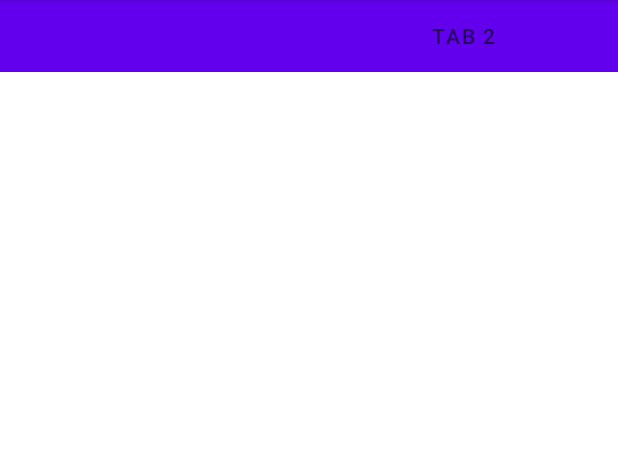
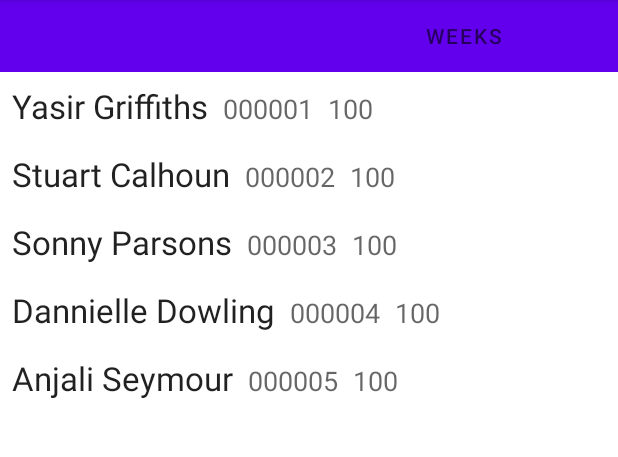
Before and after one commit to CullieM/KIT305-Android, an Android app: the screen it shows after launch (MainActivity2), after a tap on "ACTIVITY 2", on a phone screen of 412 x 824 dp, the part 89-546 px from its top. Run offline under Robolectric (Android 15) with nearby library versions, the phone set to English and light mode, and no system bars; our stand-ins replace Firebase (no records; nobody signed in at launch, a user with empty details on screens opened directly).

Commit message:
Recycler Views

```diff
--- a/Project/app/src/main/java/au/edu/utas/kit305/tutorial05/MainActivity.kt
+++ b/Project/app/src/main/java/au/edu/utas/kit305/tutorial05/MainActivity.kt
@@ -37,26 +37,6 @@ class MainActivity : AppCompatActivity()
         //vertical list
         ui.myList.layoutManager = LinearLayoutManager(this)
         val db = Firebase.firestore
-
-        /*
-        val lotr = Movie(
-            title = "Lord of the Rings: Fellowship of the Ring",
-            year = 2001,
-            duration = 9001F
-        )
-
-        moviesCollection
-            .add(lotr)
-            .addOnSuccessListener {
-                Log.d(FIREBASE_TAG, "Document created with id ${it.id}")
-                lotr.id = it.id
-            }
-            .addOnFailureListener {
-                Log.e(FIREBASE_TAG, "Error writing document", it)
-            }
-
-         */
-        //get all movies
         var moviesCollection = db.collection("movies")
 
         ui.lblMovieCount.text = "Loading..."
--- a/Project/app/src/main/java/au/edu/utas/kit305/tutorial05/Student.kt
+++ b/Project/app/src/main/java/au/edu/utas/kit305/tutorial05/Student.kt
@@ -1,7 +1,7 @@
 package au.edu.utas.kit305.tutorial05
 
 class Student (
-    var student_id : Int? = null,
+    var student_id : String? = null,
 
     var full_name : String? = null,
     var overall_mark: Int? = null
--- a/Project/app/src/main/java/au/edu/utas/kit305/tutorial05/StudentFragment.kt
+++ b/Project/app/src/main/java/au/edu/utas/kit305/tutorial05/StudentFragment.kt
@@ -5,19 +5,56 @@ import android.view.LayoutInflater
 import android.view.View
 import android.view.ViewGroup
 import androidx.fragment.app.Fragment
+import androidx.recyclerview.widget.LinearLayoutManager
+import androidx.recyclerview.widget.RecyclerView
 import au.edu.utas.kit305.tutorial05.databinding.FragmentStudentBinding
+import au.edu.utas.kit305.tutorial05.databinding.StudentListItemBinding
 import com.google.firebase.firestore.ktx.firestore
 import com.google.firebase.ktx.Firebase
 
 class StudentFragment : Fragment() {
+    val students = mutableListOf<Student>(
+        Student(full_name = "Yasir Griffiths", student_id = "000001", overall_mark = 100),
+        Student(full_name = "Stuart Calhoun", student_id = "000002", overall_mark = 100),
+        Student(full_name = "Sonny Parsons", student_id = "000003", overall_mark = 100),
+        Student(full_name = "Dannielle Dowling", student_id = "000004", overall_mark = 100),
+        Student(full_name = "Anjali Seymour", student_id = "000005", overall_mark = 100)
+    )
     override fun onCreateView(
         inflater: LayoutInflater,
         container: ViewGroup?,
         savedInstanceState: Bundle?
     ): View? {
         var inflatedView = FragmentStudentBinding.inflate(layoutInflater, container, false)
+
+        //db setup
         val db = Firebase.firestore
         var studentCollection = db.collection("students")
+
+
+        inflatedView.myList.adapter = StudentAdapter(students)
+        inflatedView.myList.layoutManager = LinearLayoutManager(context!!)
         return inflatedView.root
     }
+
+    inner class StudentHolder(var ui: StudentListItemBinding) : RecyclerView.ViewHolder(ui.root) {}
+
+    inner class StudentAdapter(private val students: MutableList<Student>) : RecyclerView.Adapter<StudentHolder>() {
+        //Inflates a new row, and wraps it in a new ViewHolder
+        override fun onCreateViewHolder(parent: ViewGroup, viewType: Int): StudentHolder {
+            val ui = StudentListItemBinding.inflate(layoutInflater, parent, false)
+            return StudentHolder(ui)
+        }
+        //Returns the size of the array
+        override fun getItemCount(): Int {
+            return students.size
+        }
+        //Populates each row
+        override fun onBindViewHolder(holder: StudentHolder, position: Int) {
+            val student = students[position]
+            holder.ui.txtName.text = student.full_name
+            holder.ui.txtStudentID.text = student.student_id
+            holder.ui.txtOverallMark.text = student.overall_mark.toString()
+        }
+    }
 }
--- a/Project/app/src/main/java/au/edu/utas/kit305/tutorial05/WeeksFragment.kt
+++ b/Project/app/src/main/java/au/edu/utas/kit305/tutorial05/WeeksFragment.kt
@@ -5,20 +5,58 @@ import android.view.LayoutInflater
 import android.view.View
 import android.view.ViewGroup
 import androidx.fragment.app.Fragment
+import androidx.recyclerview.widget.LinearLayoutManager
+import androidx.recyclerview.widget.RecyclerView
+import au.edu.utas.kit305.tutorial05.databinding.FragmentStudentBinding
 import au.edu.utas.kit305.tutorial05.databinding.FragmentWeeksBinding
+import au.edu.utas.kit305.tutorial05.databinding.StudentListItemBinding
+import au.edu.utas.kit305.tutorial05.databinding.WeekListItemBinding
 import com.google.firebase.firestore.ktx.firestore
 import com.google.firebase.ktx.Firebase
 
 class WeeksFragment : Fragment() {
+    val weeks = mutableListOf<Week>(
+        Week(number = 1, marking_type = "Checkpoint"),
+        Week(number = 2, marking_type = "Checkpoint"),
+        Week(number = 3, marking_type = "Checkpoint"),
+        Week(number = 4, marking_type = "Checkpoint"),
+        Week(number = 5, marking_type = "Checkpoint")
+    )
     override fun onCreateView(
         inflater: LayoutInflater,
         container: ViewGroup?,
         savedInstanceState: Bundle?
     ): View? {
         var inflatedView = FragmentWeeksBinding.inflate(layoutInflater, container, false)
+
+        //db setup
         val db = Firebase.firestore
         var weeksCollection = db.collection("weeks")
+
+
+        inflatedView.myList.adapter = WeekAdapter(weeks)
+        inflatedView.myList.layoutManager = LinearLayoutManager(context!!)
         return inflatedView.root
     }
 
+    inner class WeekHolder(var ui: WeekListItemBinding) : RecyclerView.ViewHolder(ui.root) {}
+
+    inner class WeekAdapter(private val students: MutableList<Week>) : RecyclerView.Adapter<WeekHolder>() {
+        //Inflates a new row, and wraps it in a new ViewHolder
+        override fun onCreateViewHolder(parent: ViewGroup, viewType: Int): WeekHolder {
+            val ui = WeekListItemBinding.inflate(layoutInflater, parent, false)
+            return WeekHolder(ui)
+        }
+        //Returns the size of the array
+        override fun getItemCount(): Int {
+            return students.size
+        }
+        //Populates each row
+        override fun onBindViewHolder(holder: WeekHolder, position: Int) {
+            val week = weeks[position]
+            holder.ui.txtNumber.text = "Week " + week.number.toString()
+            holder.ui.txtMarkingType.text = week.marking_type
+
+        }
+    }
 }
--- a/Project/app/src/main/java/au/edu/utas/kit305/tutorial05/ui/main/SectionsPagerAdapter.kt
+++ b/Project/app/src/main/java/au/edu/utas/kit305/tutorial05/ui/main/SectionsPagerAdapter.kt
@@ -9,8 +9,8 @@ import au.edu.utas.kit305.tutorial05.StudentFragment
 import au.edu.utas.kit305.tutorial05.WeeksFragment
 
 private val TAB_TITLES= arrayOf(
-    R.string.tab_text_1,
-    R.string.tab_text_2
+    "Students",
+    "Weeks"
 )
 /**
  * A [FragmentPagerAdapter] that returns a fragment corresponding to
@@ -31,7 +31,7 @@ class SectionsPagerAdapter(private val context: Context, fm: FragmentManager) :
     }
 
     override fun getPageTitle(position: Int): CharSequence? {
-        return context.resources.getString(TAB_TITLES[position])
+        return TAB_TITLES[position]
     }
 
     override fun getCount(): Int {
--- /dev/null
+++ b/Project/app/src/main/res/layout/student_list_item.xml
@@ -0,0 +1,31 @@
+<?xml version="1.0" encoding="utf-8"?>
+<LinearLayout xmlns:android="http://schemas.android.com/apk/res/android"
+    xmlns:tools="http://schemas.android.com/tools"
+    android:layout_width="match_parent"
+    android:layout_height="wrap_content"
+    android:orientation="horizontal"
+    android:padding="8dp">
+
+    <TextView
+        android:id="@+id/txtName"
+        android:layout_width="wrap_content"
+        android:layout_height="wrap_content"
+        android:text="TextView"
+        android:textAppearance="@style/TextAppearance.AppCompat.Large"
+        tools:ignore="Suspicious0dp" />
+    <TextView
+        android:id="@+id/txtStudentID"
+        android:layout_width="wrap_content"
+        android:layout_height="wrap_content"
+        android:paddingLeft="10dp"
+        android:text="TextView"
+        android:textAppearance="@style/TextAppearance.AppCompat.Medium" />
+    <TextView
+        android:id="@+id/txtOverallMark"
+        android:layout_width="wrap_content"
+        android:layout_height="wrap_content"
+        android:paddingLeft="10dp"
+        android:text="TextView"
+        android:textAppearance="@style/TextAppearance.AppCompat.Medium" />
+
+</LinearLayout>
--- /dev/null
+++ b/Project/app/src/main/res/layout/week_list_item.xml
@@ -0,0 +1,24 @@
+<?xml version="1.0" encoding="utf-8"?>
+<LinearLayout xmlns:android="http://schemas.android.com/apk/res/android"
+    xmlns:tools="http://schemas.android.com/tools"
+    android:layout_width="match_parent"
+    android:layout_height="wrap_content"
+    android:orientation="horizontal"
+    android:padding="8dp">
+
+    <TextView
+        android:id="@+id/txtNumber"
+        android:layout_width="wrap_content"
+        android:layout_height="wrap_content"
+        android:text="TextView"
+        android:textAppearance="@style/TextAppearance.AppCompat.Large"/>
+
+    <TextView
+        android:id="@+id/txtMarkingType"
+        android:layout_width="fill_parent"
+        android:layout_height="wrap_content"
+        android:gravity="right"
+        android:text="TextView"
+        android:textAppearance="@style/TextAppearance.AppCompat.Medium" />
+
+</LinearLayout>
```
